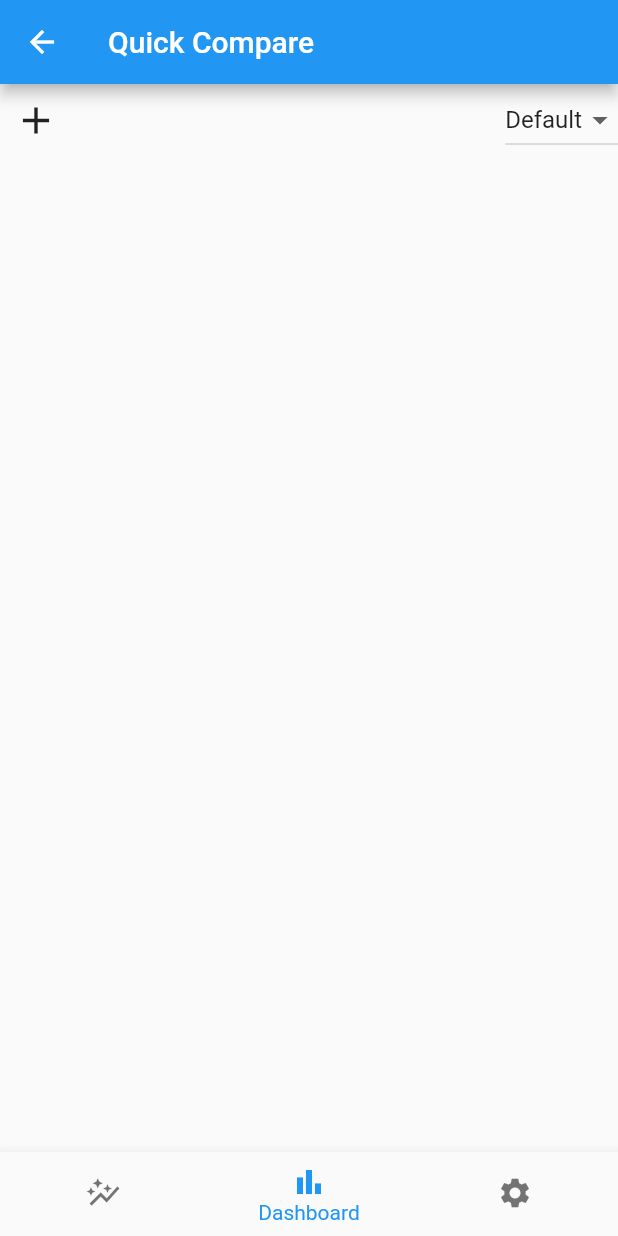
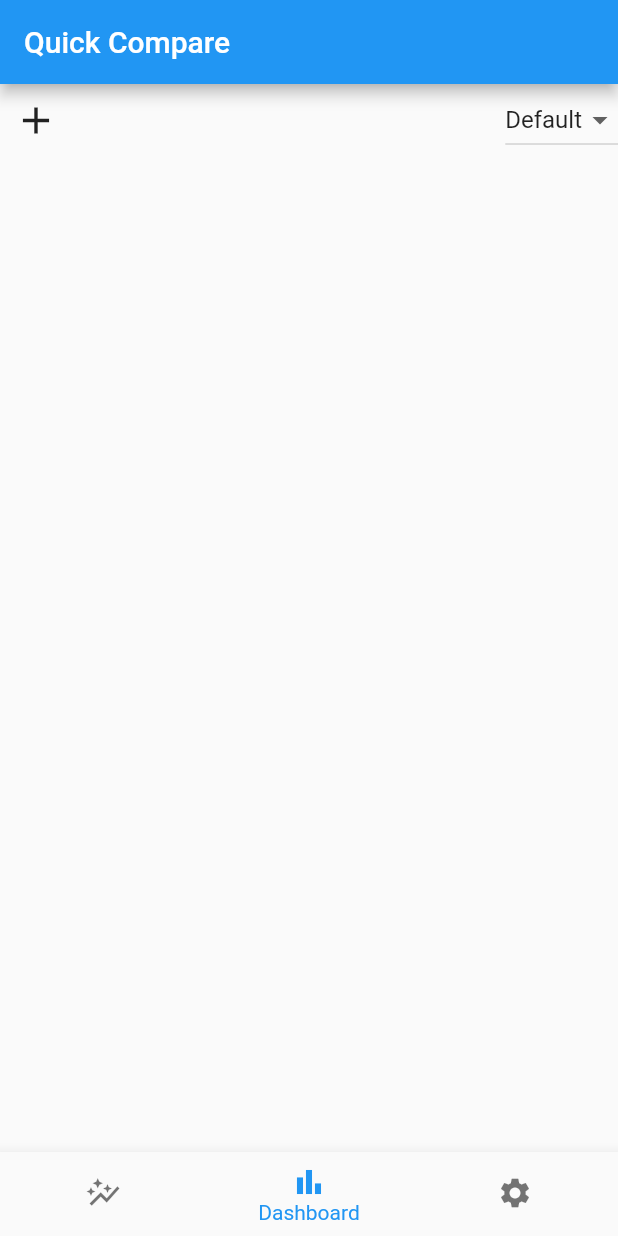
Before and after one commit to Nino678190/Quick-Compare, a Flutter app: the screen it shows after launch, on a phone screen of 412 x 824 dp. Run offline on Flutter 3.47's test engine with Material 2 defaults, Android fonts, the phone set to English and light mode, and no system bars.

Commit message:
pasted appbar

```diff
--- a/quick_compare/lib/main.dart
+++ b/quick_compare/lib/main.dart
@@ -354,15 +354,35 @@ class _QuickCompareState extends State<QuickCompare> {
     return Scaffold(
       appBar: AppBar(
         title: Text("Quick Compare"),
-        leading: IconButton(
+        leading: isEditRooms || isEditSockets
+            ? IconButton(
                 onPressed: () {
                   setState(() {
                     isEditRooms = false;
                     isEditSockets = false;
+                    navigationindex = 2;
                   });
                 },
                 icon: const Icon(Icons.arrow_back),
-        ),
+              )
+            : null,
+        actions: isEditRooms
+            ? [
+                IconButton(
+                    onPressed: () {
+                      showDialog(
+                        context: context,
+                        builder: (context) {
+                          return AlertDialog(
+                            title: Text("Add Raum"),
+                            content: TextField(),
+                          );
+                        },
+                      );
+                    },
+                    icon: Icon(Icons.add))
+              ]
+            : null,
       ),
       body: navigationindex == 2 && isEditRooms
           ? EditRooms()
```
Lines whose indentation alone changed are shown as unchanged.
